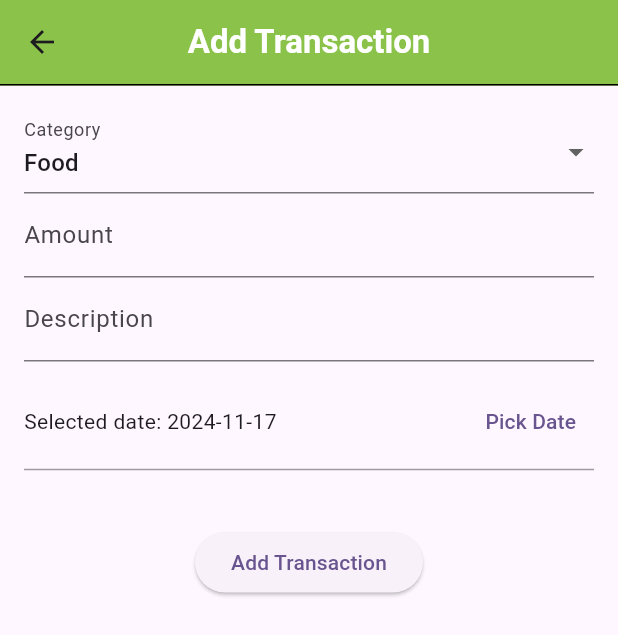
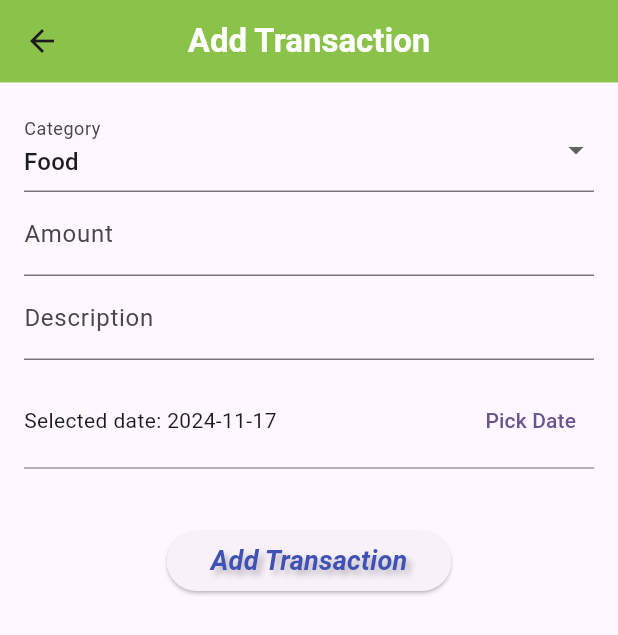
Before and after one commit to Spartakm67/flutter_home_work10, a Flutter app: the UserTransactionsScreen screen opened by its route, after a tap on the "add" icon, on a phone screen of 412 x 824 dp. Shown: the top 635 px of the screen. Run offline on Flutter 3.47's test engine with Material 3 defaults, Android fonts, the phone set to English and light mode, and no system bars; our stand-ins replace flutter_mobx, hive, hive_flutter, mobx; accounts and stored records are empty; generated files the repository leaves out were written again.

Commit message:
Styles fixed

```diff
--- a/lib/screens/home_screen.dart
+++ b/lib/screens/home_screen.dart
@@ -3,6 +3,7 @@ import 'package:flutter_home_work10/styles/text_styles.dart';
 import 'package:flutter_home_work10/widgets/transaction_form_add.dart';
 import 'package:flutter_home_work10/widgets/custom_button.dart';
 import 'package:flutter_home_work10/stores/transaction_store.dart';
+import 'package:flutter_home_work10/widgets/custom_app_bar.dart';
 
 class HomeScreen extends StatelessWidget {
   final TransactionStore transactionStore;
@@ -13,10 +14,7 @@ class HomeScreen extends StatelessWidget {
   Widget build(BuildContext context) {
       return Scaffold(
         backgroundColor: Colors.lightGreen,
-      appBar: AppBar(
-        title: const Text('My Finance App'),
-        backgroundColor: Colors.lightGreen,
-      ),
+      appBar: const CustomAppBar(title: 'My Finance App'),
       body: Center(
         child: Column(
           mainAxisAlignment: MainAxisAlignment.center,
--- a/lib/screens/user_settings_screen.dart
+++ b/lib/screens/user_settings_screen.dart
@@ -3,6 +3,7 @@ import 'package:flutter_mobx/flutter_mobx.dart';
 import 'package:flutter_home_work10/stores/user_settings_store.dart';
 import 'package:flutter_home_work10/widgets/add_currency_dialog.dart';
 import 'package:flutter_home_work10/widgets/custom_button.dart';
+import 'package:flutter_home_work10/widgets/custom_app_bar.dart';
 
 class UserSettingsScreen extends StatelessWidget {
   final UserSettingsStore settingsStore;
@@ -12,9 +13,7 @@ class UserSettingsScreen extends StatelessWidget {
   @override
   Widget build(BuildContext context) {
     return Scaffold(
-      appBar: AppBar(
-        title: const Text('User Settings'),
-      ),
+      appBar: const CustomAppBar(title: 'User Settings'),
       body: Padding(
         padding: const EdgeInsets.all(16.0),
         child: Column(
--- a/lib/screens/user_transactions_screen.dart
+++ b/lib/screens/user_transactions_screen.dart
@@ -5,6 +5,7 @@ import 'package:flutter_mobx/flutter_mobx.dart';
 import 'package:flutter_home_work10/stores/transaction_store.dart';
 import 'package:flutter_home_work10/stores/user_settings_store.dart';
 import 'package:flutter_home_work10/styles/text_styles.dart';
+import 'package:flutter_home_work10/widgets/custom_app_bar.dart';
 
 class UserTransactionsScreen extends StatelessWidget {
   final TransactionStore transactionStore = TransactionStore();
@@ -16,9 +17,8 @@ class UserTransactionsScreen extends StatelessWidget {
     final userSettings = UserSettingsStore();
     return Scaffold(
       backgroundColor: Colors.lightGreen,
-      appBar: AppBar(
-        backgroundColor: Colors.lightGreen,
-        title: const Text('Transactions'),
+      appBar: CustomAppBar(
+        title: 'Transactions',
         actions: [
           TextButton(
             onPressed: () {
@@ -30,15 +30,12 @@ class UserTransactionsScreen extends StatelessWidget {
               );
             },
             style: TextButton.styleFrom(
-              foregroundColor: Colors.blue,
+              foregroundColor: Colors.white,
             ),
             child: const Text('Home'),
           ),
           IconButton(
-            icon: const Icon(
-              Icons.add,
-              color: Colors.redAccent,
-            ),
+            icon: const Icon(Icons.add, color: Colors.white),
             onPressed: () {
               Navigator.of(context).push(
                 MaterialPageRoute(
--- a/lib/styles/text_styles.dart
+++ b/lib/styles/text_styles.dart
@@ -1,6 +1,7 @@
 import 'package:flutter/material.dart';
 
 class TextStyles {
+
   static const TextStyle buttonText = TextStyle(
     fontSize: 18,
     color: Colors.indigo,
@@ -14,6 +15,16 @@ class TextStyles {
       ),
     ],
     );
+
+  static final ButtonStyle textButtonStyle = TextButton.styleFrom(
+    foregroundColor: Colors.indigo,
+    backgroundColor: Colors.white70,
+    padding: const EdgeInsets.symmetric(horizontal: 8, vertical: 8),
+    textStyle: TextStyles.buttonText,
+    shape: RoundedRectangleBorder(
+      borderRadius: BorderRadius.circular(12),
+    ),
+  );
 
   static const TextStyle defaultText = TextStyle(
     fontSize: 20,
--- /dev/null
+++ b/lib/widgets/custom_app_bar.dart
@@ -0,0 +1,41 @@
+import 'package:flutter/material.dart';
+
+class CustomAppBar extends StatelessWidget implements PreferredSizeWidget {
+  final String title;
+  final Color backgroundColor;
+  final List<Widget>? actions;
+
+  const CustomAppBar({
+    super.key,
+    required this.title,
+    this.backgroundColor = Colors.lightGreen,
+    this.actions,
+  });
+
+  @override
+  Widget build(BuildContext context) {
+    return AppBar(
+      backgroundColor: backgroundColor,
+      title: Text(
+        title,
+        style: const TextStyle(
+          fontSize: 22,
+          fontWeight: FontWeight.bold,
+          color: Colors.white,
+        ),
+      ),
+      centerTitle: true,
+      actions: actions,
+      bottom: PreferredSize(
+        preferredSize: const Size.fromHeight(1.0),
+        child: Container(
+          color: Colors.white,
+          height: 1.0,
+        ),
+      ),
+    );
+  }
+
+  @override
+  Size get preferredSize => const Size.fromHeight(kToolbarHeight);
+}
--- a/lib/widgets/transaction_form_add.dart
+++ b/lib/widgets/transaction_form_add.dart
@@ -2,6 +2,8 @@ import 'package:flutter/material.dart';
 import 'package:flutter_mobx/flutter_mobx.dart';
 import 'package:flutter_home_work10/data/models/transaction.dart';
 import 'package:flutter_home_work10/stores/transaction_store.dart';
+import 'package:flutter_home_work10/widgets/custom_app_bar.dart';
+import 'package:flutter_home_work10/widgets/custom_button.dart';
 
 class TransactionFormAdd extends StatelessWidget {
   final TransactionStore transactionStore;
@@ -12,24 +14,8 @@ class TransactionFormAdd extends StatelessWidget {
   @override
   Widget build(BuildContext context) {
     return Scaffold(
-      appBar: AppBar(
-        backgroundColor: Colors.lightGreen,
-        title: const Text(
-          'Add Transaction',
-          style: TextStyle(
-            fontSize: 22,
-            fontWeight: FontWeight.bold,
-            color: Colors.white,
-          ),
-        ),
-        centerTitle: true,
-        bottom: PreferredSize(
-          preferredSize: const Size.fromHeight(1.0),
-          child: Container(
-            color: Colors.black,
-            height: 1.0,
-          ),
-        ),
+      appBar: const CustomAppBar(
+        title: 'Add Transaction',
       ),
       body: Padding(
         padding: const EdgeInsets.all(16.0),
@@ -46,10 +32,10 @@ class TransactionFormAdd extends StatelessWidget {
                     items: transactionStore.categories
                         .map(
                           (category) => DropdownMenuItem(
-                        value: category,
-                        child: Text(category),
-                      ),
-                    )
+                            value: category,
+                            child: Text(category),
+                          ),
+                        )
                         .toList(),
                     onChanged: transactionStore.updateCategory,
                     decoration: const InputDecoration(labelText: 'Category'),
@@ -118,7 +104,7 @@ class TransactionFormAdd extends StatelessWidget {
                 thickness: 1.0,
               ),
               const SizedBox(height: 30),
-              ElevatedButton(
+              CustomButton(
                 onPressed: () {
                   if (_formKey.currentState?.validate() ?? false) {
                     final newTransaction = Transaction(
@@ -138,7 +124,7 @@ class TransactionFormAdd extends StatelessWidget {
                     );
                   }
                 },
-                child: const Text('Add Transaction'),
+                text: 'Add Transaction',
               ),
             ],
           ),
```
Also changed, not shown: lib/screens/user_analytics_screen.dart (+45 -10 lines).
